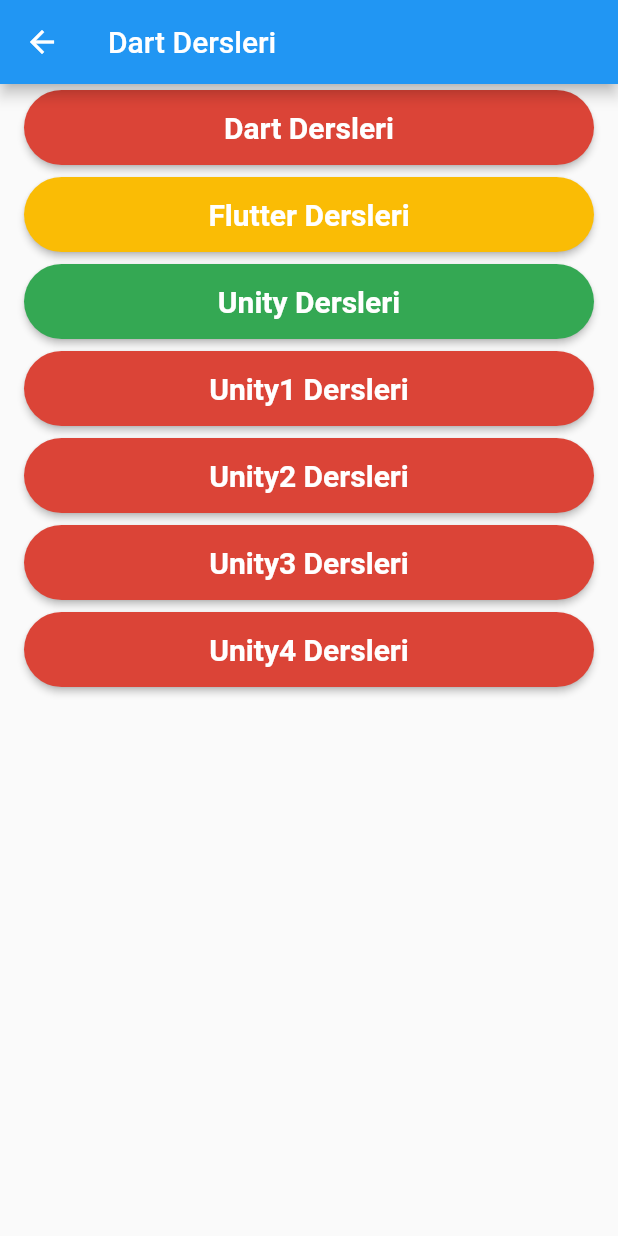
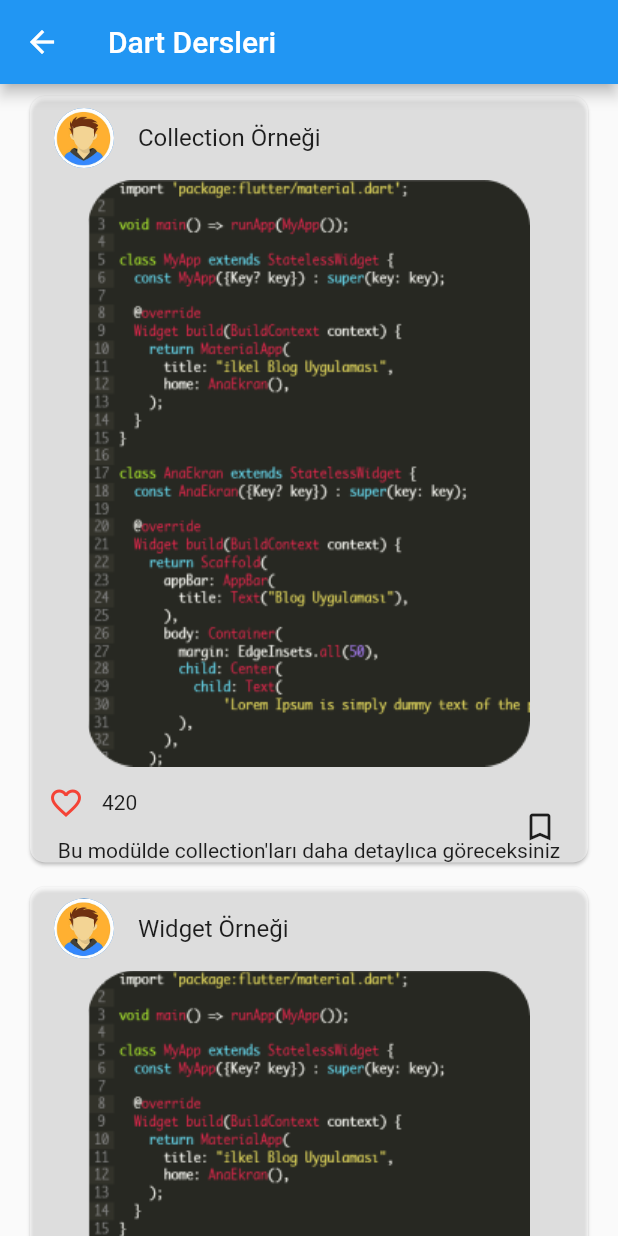
Before and after one commit to MrBigBearrTR/academyathlon, a Flutter app: the SubjectList screen opened directly with empty values, after a tap on "Dart Dersleri", on a phone screen of 412 x 824 dp. Run offline on Flutter 3.47's test engine with Material 2 defaults, Android fonts, the phone set to English and light mode, and no system bars; our stand-ins replace simple_gradient_text.

Commit message:
Added Post Page from RecepArslan branch to MineBranch also edited

```diff
--- /dev/null
+++ b/lib/controller/post/post_controller.dart
@@ -0,0 +1,59 @@
+import 'package:academyathlon/data/entity/post/Post.dart';
+
+class PostController {
+  static List<Post> _postDartList = [];
+
+  PostController() {
+    _postDartList = [];
+
+    Post sub1 = Post();
+    sub1.setId(1);
+    sub1.setTitle("Collection Örneği");
+    sub1.setDescreption(
+        "Bu modülde collection'ları daha detaylıca göreceksiniz");
+    _postDartList.add(sub1);
+
+    Post sub2 = Post();
+    sub2.setId(2);
+    sub2.setTitle("Widget Örneği");
+    sub2.setDescreption(
+        "Widget Bu modülde widget kavramına daha derinlemesine dalacaksınız");
+    _postDartList.add(sub2);
+
+    Post sub3 = Post();
+    sub3.setId(3);
+    sub3.setTitle("Widget Ağacı");
+    sub3.setDescreption(
+        "Widget Bu modülde widget kavramına daha derinlemesine dalacaksınız");
+    _postDartList.add(sub3);
+
+    Post sub11 = Post();
+    sub11.setId(4);
+    sub11.setTitle("Layout");
+    sub11.setDescreption(
+        "Bu modülde layout widget'larını öğrenerek istediğiniz ekranları Flutter'da nasıl tasarlayabileceğinizi göreceksiniz.");
+    _postDartList.add(sub11);
+
+    Post sub22 = Post();
+    sub22.setId(5);
+    sub22.setTitle("Navigation");
+    sub22.setDescreption(
+        "Bu modülde ekranlar arası geçiş yapmak için navigation kavramını göreceksiniz. ");
+    _postDartList.add(sub22);
+
+    Post sub33 = Post();
+    sub33.setId(6);
+    sub33.setTitle("Asenkron Programlama");
+    sub33.setDescreption("Bu modülde asenkron çalışma mantığını tanıyacak");
+    _postDartList.add(sub33);
+  }
+
+  //SubjectController().getMainSubjectList();
+  List<Post> getPostListBySubjectId(int subjectId) {
+    if (subjectId == 1) {
+      return _postDartList;
+    } else {
+      return [];
+    }
+  }
+}
--- a/lib/controller/post/post_liker_controller.dart
+++ b/lib/controller/post/post_liker_controller.dart
@@ -1,9 +1,26 @@
 import 'package:academyathlon/data/entity/post/PostLiker.dart';
 
-class PostLinkerController{
+class PostLikerController{
   static PostLiker postLiker = PostLiker();
 
   int getGeneralLikeCountByUserId(int userId){
     return 335;
   }
+
+  bool getLikePostByPostIdAndUserId(int postId,int userId){
+    return false;
+  }
+
+  bool likePostByPostIdAndUserId(int postId,int userId){
+    return true;
+  }
+
+  String getLikeCountByPostId(int postId) {
+    return "15";
+  }
+
+  bool getSavedPostByPostIdAndUserId(int postId,int userId){
+    return true;
+  }
+
 }
--- a/lib/controller/subject/subject_controller.dart
+++ b/lib/controller/subject/subject_controller.dart
@@ -33,46 +33,23 @@
     sub11.setId(1);
     sub11.setDependedSubject(1);
     sub11.setName("Dart Dersleri");
-    sub11.setESubjectType(ESubjectType.title);
+    sub11.setESubjectType(ESubjectType.subject);
     _dersSubjects.add(sub11);
 
     Subject sub22=Subject();
     sub22.setId(2);
     sub22.setDependedSubject(1);
     sub22.setName("Flutter Dersleri");
-    sub22.setESubjectType(ESubjectType.title);
+    sub22.setESubjectType(ESubjectType.subject);
     _dersSubjects.add(sub22);
 
     Subject sub33=Subject();
     sub33.setId(3);
     sub33.setDependedSubject(1);
     sub33.setName("Unity Dersleri");
-    sub33.setESubjectType(ESubjectType.title);
+    sub33.setESubjectType(ESubjectType.subject);
     _dersSubjects.add(sub33);
-    Subject sub34=Subject();
-    sub34.setId(4);
-    sub34.setDependedSubject(1);
-    sub34.setName("Unity1 Dersleri");
-    sub34.setESubjectType(ESubjectType.title);
-    _dersSubjects.add(sub34);
-    Subject sub35=Subject();
-    sub35.setId(5);
-    sub35.setDependedSubject(1);
-    sub35.setName("Unity2 Dersleri");
-    sub35.setESubjectType(ESubjectType.title);
-    _dersSubjects.add(sub35);
-    Subject sub36=Subject();
-    sub36.setId(6);
-    sub36.setDependedSubject(1);
-    sub36.setName("Unity3 Dersleri");
-    sub36.setESubjectType(ESubjectType.title);
-    _dersSubjects.add(sub36);
-    Subject sub37=Subject();
-    sub37.setId(7);
-    sub37.setDependedSubject(1);
-    sub37.setName("Unity4 Dersleri");
-    sub37.setESubjectType(ESubjectType.title);
-    _dersSubjects.add(sub37);
+
 
   }
 
--- a/lib/main.dart
+++ b/lib/main.dart
@@ -1,4 +1,4 @@
-import 'package:academyathlon/utils/reoute_generator.dart';
+import 'package:academyathlon/utils/route_generator.dart';
 import 'package:flutter/material.dart';
 
 void main() {
--- a/lib/pages/main/main_page.dart
+++ b/lib/pages/main/main_page.dart
@@ -64,7 +64,7 @@
                     appBar: AppBar(
                         title: const Text('Academyathlon'),
                         leading: IconButton(
-                          icon: Icon(Icons.menu),
+                          icon: const Icon(Icons.menu),
                           onPressed: () {
                             setState(() {
                               value = 1;
@@ -82,7 +82,7 @@
                               const SizedBox(width: 22),
                               Text(
                                 'Merhaba ${userDetail?.getName() ?? ""} ${userDetail?.getSurname() ?? ""}',
-                                style: TextStyle(
+                                style: const TextStyle(
                                   fontSize: 18,
                                   fontWeight: FontWeight.bold,
                                 ),
--- /dev/null
+++ b/lib/pages/post/post_card.dart
@@ -0,0 +1,87 @@
+import 'dart:math';
+
+import 'package:flutter/material.dart';
+
+import '../../data/entity/post/Post.dart';
+
+class PostCard extends StatefulWidget {
+  final Post post;
+
+  const PostCard({required this.post});
+
+  @override
+  _PostCardState createState() => _PostCardState(post);
+}
+
+class _PostCardState extends State<PostCard> {
+  bool _isLiked = false;
+  int _likeCount = Random().nextInt(500);
+  bool _isSaved = false;
+  final Post post;
+
+  _PostCardState(this.post);
+
+  void _toggleLike() {
+    setState(() {
+      _isLiked = !_isLiked;
+      _likeCount += _isLiked ? 1 : -1;
+    });
+  }
+
+  void _toggleSave() {
+    setState(() {
+      _isSaved = !_isSaved;
+    });
+  }
+
+  @override
+  Widget build(BuildContext context) {
+    return Card(
+      color: Colors.white54,
+      shape: RoundedRectangleBorder(
+        borderRadius: BorderRadius.circular(10.0),
+      ),
+      child: Stack(
+        children: [
+          Column(
+            children: [
+              ListTile(
+                leading: const CircleAvatar(
+                  backgroundImage: AssetImage("assets/images/profil.png"),
+                ),
+                title: Text(post.getTitle() ?? ""),
+              ),
+              Image.asset("assets/images/postImage.png"),
+              Row(
+                mainAxisAlignment: MainAxisAlignment.start,
+                children: [
+                  IconButton(
+                    icon: Icon(
+                      _isLiked ? Icons.favorite : Icons.favorite_border,
+                      color: Colors.red,
+                    ),
+                    onPressed: _toggleLike,
+                  ),
+                  Text('$_likeCount'),
+                ],
+              ),
+                Text(post.getDescreption() ?? ""),
+            ],
+          ),
+
+          Positioned(
+            bottom: 0.0,
+            right: 8.0,
+            child: IconButton(
+              icon: Icon(
+                _isSaved ? Icons.bookmark : Icons.bookmark_border,
+                color: Colors.black87,
+              ),
+              onPressed: _toggleSave,
+            ),
+          ),
+        ],
+      ),
+    );
+  }
+}
--- /dev/null
+++ b/lib/pages/post/post_page.dart
@@ -0,0 +1,31 @@
+import 'package:academyathlon/controller/post/post_controller.dart';
+import 'package:academyathlon/pages/post/post_card.dart';
+import 'package:flutter/material.dart';
+
+import '../../data/entity/subject/Subject.dart';
+
+class PostPage extends StatelessWidget {
+  const PostPage({Key? key}) : super(key: key);
+
+  @override
+  Widget build(BuildContext context) {
+
+    Subject mainSubject = ModalRoute.of(context)!.settings.arguments as Subject;
+    print("==================================================================${PostController()
+        .getPostListBySubjectId(mainSubject.getId() ?? 0)}");
+    return Scaffold(
+        appBar: AppBar(
+          title: Text('${mainSubject.getName()}'),
+        ),
+        body: ListView.builder(
+          itemBuilder: (context, index) {
+            final post = PostController()
+                .getPostListBySubjectId(mainSubject.getId() ?? 0)[index];
+            return ListTile(title: PostCard(post: post));
+          },
+          itemCount: PostController()
+              .getPostListBySubjectId(mainSubject.getId() ?? 0)
+              .length,
+        ));
+  }
+}
--- a/lib/pages/profile/profile_page.dart
+++ b/lib/pages/profile/profile_page.dart
@@ -183,7 +183,7 @@
                     leading: const Icon(Icons.gpp_good_rounded),
                     title: const Text('Derecelerim'),
                     subtitle: Text(
-                        'Puanım:${PostLinkerController().getGeneralLikeCountByUserId(userDetail.getUserId() ?? 0)}'),
+                        'Puanım:${PostLikerController().getGeneralLikeCountByUserId(userDetail.getUserId() ?? 0)}'),
                   ),
                 ],
               ),
--- a/lib/pages/subjects/subject_list_element.dart
+++ b/lib/pages/subjects/subject_list_element.dart
@@ -18,7 +18,7 @@
             Navigator.pushNamed(context, "/subList", arguments: subject);
             break;
           case ESubjectType.subject:
-            Navigator.pushNamed(context, "/", arguments: subject);
+            Navigator.pushNamed(context, "/post", arguments: subject);
             break;
           default:
             Navigator.pushNamed(context, "/error");
--- a/lib/utils/reoute_generator.dart
+++ b/lib/utils/route_generator.dart
@@ -1,4 +1,5 @@
 import 'package:academyathlon/pages/login/login_page.dart';
+import 'package:academyathlon/pages/post/post_page.dart';
 import 'package:academyathlon/pages/profile/profile_page.dart';
 import 'package:academyathlon/pages/subjects/subject_list_page.dart';
 import 'package:academyathlon/utils/error_page.dart';
@@ -37,6 +38,8 @@
         return _createRoute(const SubjectList(), settings);
       case '/profile':
         return _createRoute(const ProfilePage(), settings);
+      case '/post':
+        return _createRoute(const PostPage(), settings);
       case '/':
         return _createRoute(const Login(), settings);
       default:
```
Also changed, not shown: assets/images/postImage.png (added).
